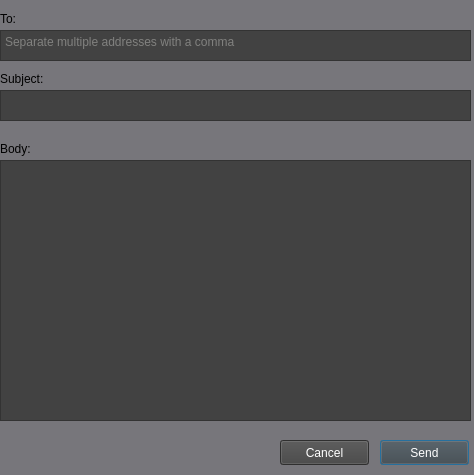
Above: mail.ui from ivinjabraham/redeyes before the change. Below: the same form after it.
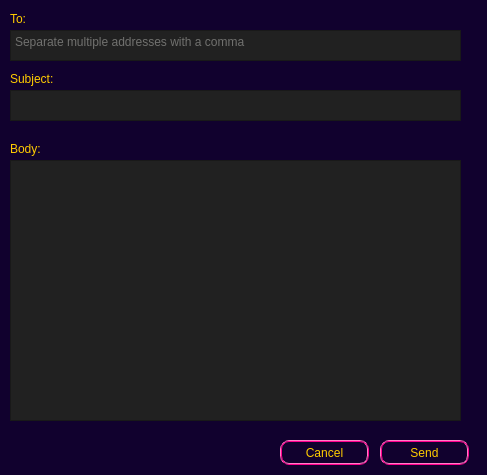
That is the form after the change.

Commit message: ADD: Mail sent and not sent dialog windows.

What changed in the file:
```diff
--- a/mail.ui
+++ b/mail.ui
@@ -6,7 +6,7 @@
    <rect>
     <x>0</x>
     <y>0</y>
-    <width>474</width>
+    <width>487</width>
     <height>475</height>
    </rect>
   </property>
@@ -14,30 +14,47 @@
    <string>Dialog</string>
   </property>
   <property name="styleSheet">
-   <string notr="true">QDialog {
-	background-color: rgb(119, 118, 123)
+   <string notr="true">QPushButton{
+	border: 2px;
+	border-style: ridge;
+	border-radius: 9px;
+	border-color: rgb(255, 0, 143);
+	color:#FFCC00; 
+	font: 63 11pt &quot;URW Gothic&quot;;
 }
 
-QPushButton {
+QDialog{
+	background-color: #11012E;
+}
+QLabel {
+	color: white;
+	font: 63 11pt &quot;URW Gothic&quot;;
+}
+
+QPushButton:disabled{
+	color:grey;
+}
+
+QLabel {
+	color: #FFCC00; 
+}
+QTextEdit:disabled {
 	background-color: #424242;
 	color: white;
+	font: 63 11pt &quot;URW Gothic&quot;;
 }
-
-QLabel {
-	color: dark grey;
-}
-
 QTextEdit {
-	background-color: #424242;
+	background-color: #212121;
 	color: rgb(192, 191, 188)
-}</string>
+}
+</string>
   </property>
   <widget class="QTextEdit" name="textEdit">
    <property name="geometry">
     <rect>
-     <x>0</x>
+     <x>10</x>
      <y>30</y>
-     <width>471</width>
+     <width>451</width>
      <height>31</height>
     </rect>
    </property>
@@ -48,9 +65,9 @@
   <widget class="QTextEdit" name="textEdit_2">
    <property name="geometry">
     <rect>
-     <x>0</x>
+     <x>10</x>
      <y>160</y>
-     <width>471</width>
+     <width>451</width>
      <height>261</height>
     </rect>
    </property>
@@ -61,9 +78,9 @@
   <widget class="QTextEdit" name="textEdit_3">
    <property name="geometry">
     <rect>
-     <x>0</x>
+     <x>10</x>
      <y>90</y>
-     <width>471</width>
+     <width>451</width>
      <height>31</height>
     </rect>
    </property>
@@ -71,7 +88,7 @@
   <widget class="QLabel" name="label">
    <property name="geometry">
     <rect>
-     <x>0</x>
+     <x>10</x>
      <y>10</y>
      <width>67</width>
      <height>17</height>
@@ -84,7 +101,7 @@
   <widget class="QLabel" name="label_2">
    <property name="geometry">
     <rect>
-     <x>0</x>
+     <x>10</x>
      <y>70</y>
      <width>67</width>
      <height>17</height>
@@ -97,7 +114,7 @@
   <widget class="QLabel" name="label_3">
    <property name="geometry">
     <rect>
-     <x>0</x>
+     <x>10</x>
      <y>140</y>
      <width>67</width>
      <height>17</height>
```
Left out of the diff: 6 changed lines with no effect on the pictures. The commit also changes 5 other files.
